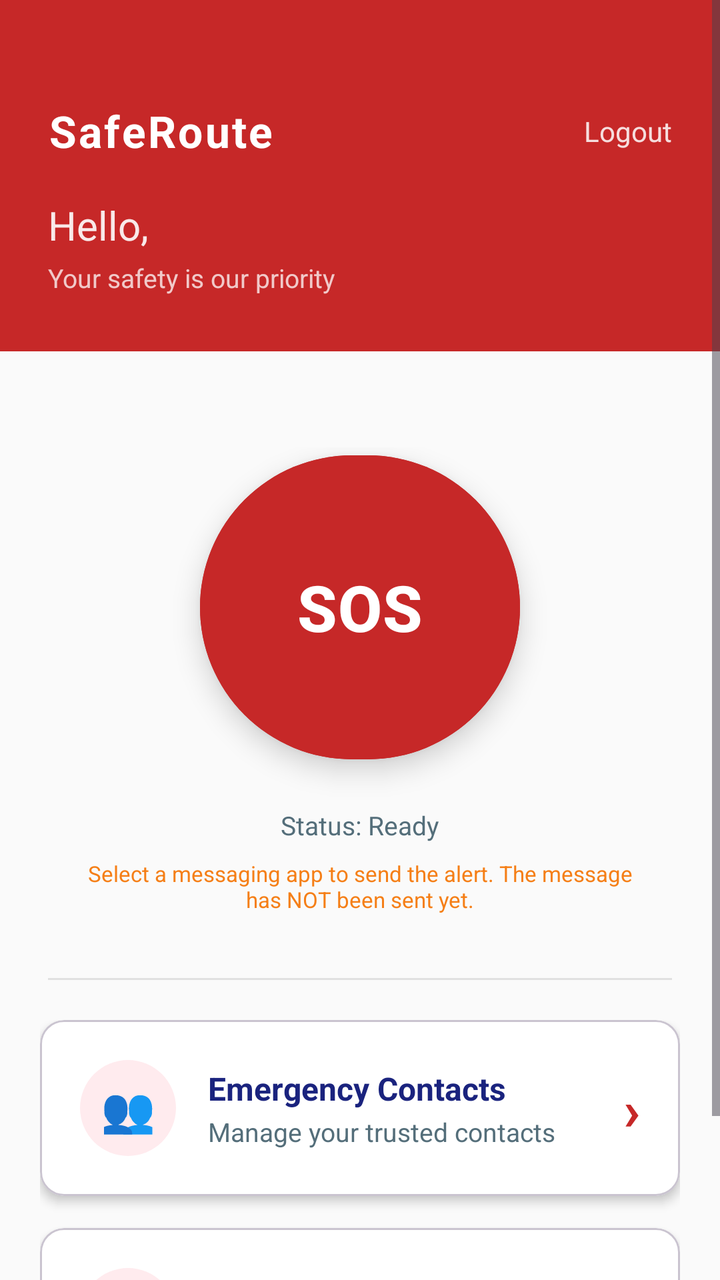
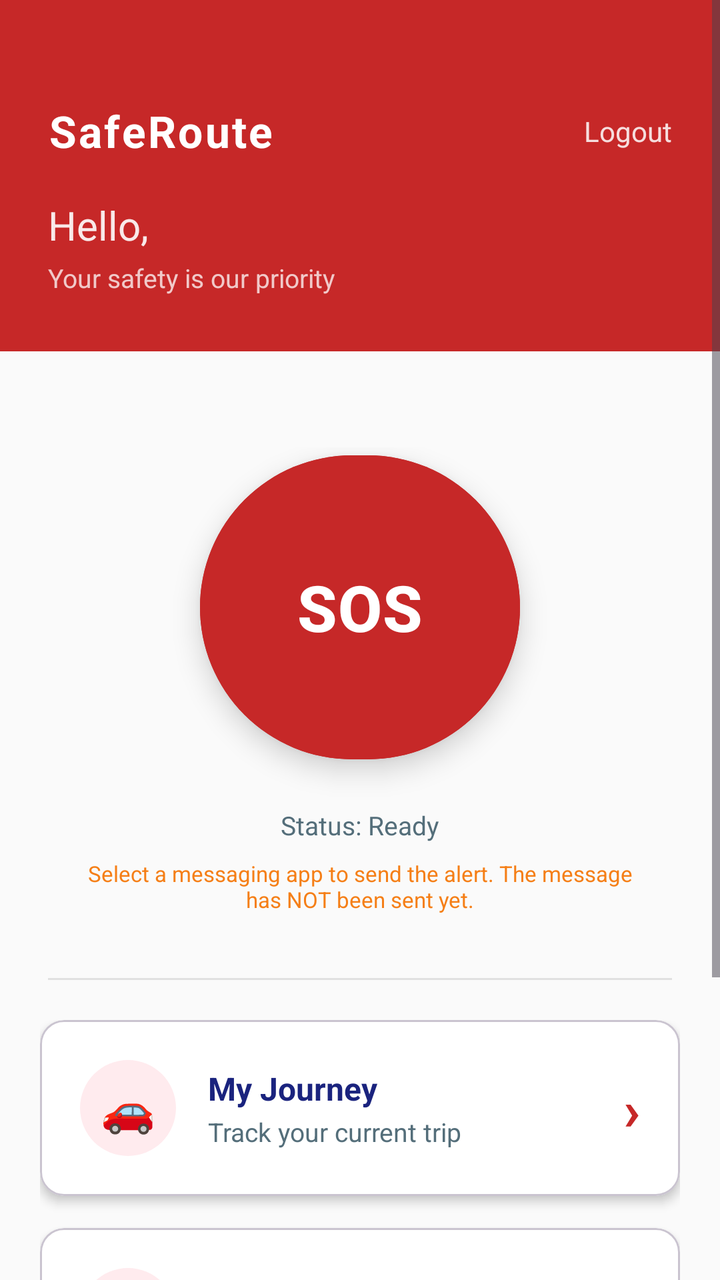

Two renders of the same Android screen: before a commit and after it. Below are the layout's source before the change and the commit's diff.
<!-- AndroidManifest.xml: activity theme Theme.SafeRoute -->
<!-- res/layout/activity_dashboard.xml -->
<?xml version="1.0" encoding="utf-8"?>
<ScrollView xmlns:android="http://schemas.android.com/apk/res/android"
    xmlns:app="http://schemas.android.com/apk/res-auto"
    android:layout_width="match_parent"
    android:layout_height="match_parent"
    android:background="@color/colorBackground"
    android:fillViewport="true">

    <LinearLayout
        android:layout_width="match_parent"
        android:layout_height="wrap_content"
        android:orientation="vertical">

        
        <LinearLayout
            android:layout_width="match_parent"
            android:layout_height="wrap_content"
            android:background="@color/colorPrimary"
            android:orientation="vertical"
            android:paddingStart="24dp"
            android:paddingEnd="24dp"
            android:paddingTop="48dp"
            android:paddingBottom="28dp">

            
            <LinearLayout
                android:layout_width="match_parent"
                android:layout_height="wrap_content"
                android:orientation="horizontal"
                android:gravity="center_vertical">

                <TextView
                    android:layout_width="0dp"
                    android:layout_height="wrap_content"
                    android:layout_weight="1"
                    android:text="@string/app_name"
                    android:textColor="@color/white"
                    android:textSize="22sp"
                    android:textStyle="bold"
                    android:letterSpacing="0.05"
                    android:contentDescription="@string/cd_app_logo" />

                
                <TextView
                    android:id="@+id/tvLogout"
                    android:layout_width="wrap_content"
                    android:layout_height="wrap_content"
                    android:text="@string/btn_logout"
                    android:textColor="@color/white"
                    android:textSize="14sp"
                    android:alpha="0.85"
                    android:paddingStart="12dp"
                    android:paddingEnd="0dp"
                    android:paddingTop="8dp"
                    android:paddingBottom="8dp"
                    android:clickable="true"
                    android:focusable="true"
                    android:contentDescription="@string/btn_logout" />
            </LinearLayout>

            
            <LinearLayout
                android:layout_width="match_parent"
                android:layout_height="wrap_content"
                android:orientation="horizontal"
                android:layout_marginTop="16dp">

                <TextView
                    android:layout_width="wrap_content"
                    android:layout_height="wrap_content"
                    android:text="@string/dashboard_greeting"
                    android:textColor="@color/white"
                    android:textSize="20sp"
                    android:alpha="0.9" />

                
                <TextView
                    android:id="@+id/tvUserName"
                    android:layout_width="wrap_content"
                    android:layout_height="wrap_content"
                    android:layout_marginStart="6dp"
                    android:text=""
                    android:textColor="@color/white"
                    android:textSize="20sp"
                    android:textStyle="bold" />
            </LinearLayout>

            
            <TextView
                android:layout_width="wrap_content"
                android:layout_height="wrap_content"
                android:layout_marginTop="4dp"
                android:text="@string/dashboard_subtitle"
                android:textColor="@color/white"
                android:textSize="13sp"
                android:alpha="0.75" />

        </LinearLayout>

        
        <LinearLayout
            android:layout_width="match_parent"
            android:layout_height="wrap_content"
            android:orientation="vertical"
            android:gravity="center_horizontal"
            android:paddingTop="48dp"
            android:paddingBottom="12dp">

            
            <com.google.android.material.button.MaterialButton
                android:id="@+id/btnSos"
                android:layout_width="160dp"
                android:layout_height="160dp"
                android:text="@string/btn_sos"
                android:textSize="32sp"
                android:textStyle="bold"
                android:textColor="@color/white"
                android:backgroundTint="@color/colorPrimary"
                android:elevation="8dp"
                android:stateListAnimator="@null"
                app:cornerRadius="80dp"
                android:contentDescription="@string/cd_sos_button" />

            
            <TextView
                android:id="@+id/tvSosStatus"
                android:layout_width="wrap_content"
                android:layout_height="wrap_content"
                android:layout_marginTop="20dp"
                android:text="@string/sos_ready"
                android:textColor="@color/colorTextSecondary"
                android:textSize="13sp"
                android:gravity="center"
                android:paddingStart="32dp"
                android:paddingEnd="32dp" />

            
            <TextView
                android:layout_width="wrap_content"
                android:layout_height="wrap_content"
                android:layout_marginTop="8dp"
                android:text="@string/sos_share_note"
                android:textColor="@color/colorWarning"
                android:textSize="11sp"
                android:gravity="center"
                android:paddingStart="40dp"
                android:paddingEnd="40dp" />

        </LinearLayout>

        
        <View
            android:layout_width="match_parent"
            android:layout_height="1dp"
            android:layout_marginStart="24dp"
            android:layout_marginEnd="24dp"
            android:layout_marginTop="20dp"
            android:background="@color/colorDivider" />

        
        <LinearLayout
            android:layout_width="match_parent"
            android:layout_height="wrap_content"
            android:orientation="vertical"
            android:paddingStart="20dp"
            android:paddingEnd="20dp"
            android:paddingTop="20dp"
            android:paddingBottom="32dp">

            
            <com.google.android.material.card.MaterialCardView
                android:id="@+id/cardContacts"
                android:layout_width="match_parent"
                android:layout_height="wrap_content"
                android:layout_marginBottom="16dp"
                android:clickable="true"
                android:focusable="true"
                app:cardCornerRadius="12dp"
                app:cardElevation="3dp"
                app:cardBackgroundColor="@color/colorSurface"
                android:contentDescription="@string/cd_contacts_card">

                <LinearLayout
                    android:layout_width="match_parent"
                    android:layout_height="wrap_content"
                    android:orientation="horizontal"
                    android:gravity="center_vertical"
                    android:padding="20dp">

                    
                    <LinearLayout
                        android:layout_width="48dp"
                        android:layout_height="48dp"
                        android:background="@drawable/bg_icon_circle_red"
                        android:gravity="center">

                        <TextView
                            android:layout_width="wrap_content"
                            android:layout_height="wrap_content"
                            android:text="👥"
                            android:textSize="22sp" />
                    </LinearLayout>

                    
                    <LinearLayout
                        android:layout_width="0dp"
                        android:layout_height="wrap_content"
                        android:layout_weight="1"
                        android:orientation="vertical"
                        android:layout_marginStart="16dp">

                        <TextView
                            android:layout_width="wrap_content"
                            android:layout_height="wrap_content"
                            android:text="@string/card_contacts_title"
                            android:textColor="@color/colorTextPrimary"
                            android:textSize="16sp"
                            android:textStyle="bold" />

                        <TextView
                            android:layout_width="wrap_content"
                            android:layout_height="wrap_content"
                            android:layout_marginTop="2dp"
                            android:text="@string/card_contacts_subtitle"
                            android:textColor="@color/colorTextSecondary"
                            android:textSize="13sp" />
                    </LinearLayout>

                    
                    <TextView
                        android:layout_width="wrap_content"
                        android:layout_height="wrap_content"
                        android:text="›"
                        android:textColor="@color/colorPrimary"
                        android:textSize="28sp"
                        android:textStyle="bold" />

                </LinearLayout>
            </com.google.android.material.card.MaterialCardView>

            
            <com.google.android.material.card.MaterialCardView
                android:id="@+id/cardProfile"
                android:layout_width="match_parent"
                android:layout_height="wrap_content"
                android:clickable="true"
                android:focusable="true"
                app:cardCornerRadius="12dp"
                app:cardElevation="3dp"
                app:cardBackgroundColor="@color/colorSurface"
                android:contentDescription="@string/cd_profile_card">

                <LinearLayout
                    android:layout_width="match_parent"
                    android:layout_height="wrap_content"
                    android:orientation="horizontal"
                    android:gravity="center_vertical"
                    android:padding="20dp">

                    
                    <LinearLayout
                        android:layout_width="48dp"
                        android:layout_height="48dp"
                        android:background="@drawable/bg_icon_circle_red"
                        android:gravity="center">

                        <TextView
                            android:layout_width="wrap_content"
                            android:layout_height="wrap_content"
                            android:text="👤"
                            android:textSize="22sp" />
                    </LinearLayout>

                    
                    <LinearLayout
                        android:layout_width="0dp"
                        android:layout_height="wrap_content"
                        android:layout_weight="1"
                        android:orientation="vertical"
                        android:layout_marginStart="16dp">

                        <TextView
                            android:layout_width="wrap_content"
                            android:layout_height="wrap_content"
                            android:text="@string/card_profile_title"
                            android:textColor="@color/colorTextPrimary"
                            android:textSize="16sp"
                            android:textStyle="bold" />

                        <TextView
                            android:layout_width="wrap_content"
                            android:layout_height="wrap_content"
                            android:layout_marginTop="2dp"
                            android:text="@string/card_profile_subtitle"
                            android:textColor="@color/colorTextSecondary"
                            android:textSize="13sp" />
                    </LinearLayout>

                    
                    <TextView
                        android:layout_width="wrap_content"
                        android:layout_height="wrap_content"
                        android:text="›"
                        android:textColor="@color/colorPrimary"
                        android:textSize="28sp"
                        android:textStyle="bold" />

                </LinearLayout>
            </com.google.android.material.card.MaterialCardView>

        </LinearLayout>

    </LinearLayout>
</ScrollView>
<!-- resources referenced by this layout -->
<resources>
  <color name="colorBackground">#FAFAFA</color>
  <color name="colorDivider">#E0E0E0</color>
  <color name="colorPrimary">#C62828</color>
  <color name="colorSurface">#FFFFFF</color>
  <color name="colorTextPrimary">#1A237E</color>
  <color name="colorTextSecondary">#546E7A</color>
  <color name="colorWarning">#F57F17</color>
  <color name="white">#FFFFFFFF</color>
  <!-- drawable bg_icon_circle_red (drawable) -->
  <?xml version="1.0" encoding="utf-8"?>
  <shape xmlns:android="http://schemas.android.com/apk/res/android"
      android:shape="oval">
      <solid android:color="#FFEBEE" /> 
  </shape>
  <string name="app_name">SafeRoute</string>
  <string name="btn_logout">Logout</string>
  <string name="btn_sos">SOS</string>
  <string name="card_contacts_subtitle">Manage your trusted contacts</string>
  <string name="card_contacts_title">Emergency Contacts</string>
  <string name="card_profile_subtitle">View and edit your account</string>
  <string name="card_profile_title">My Profile</string>
  <string name="cd_app_logo">SafeRoute logo</string>
  <string name="cd_contacts_card">Navigate to emergency contacts</string>
  <string name="cd_profile_card">Navigate to profile</string>
  <string name="cd_sos_button">SOS emergency button</string>
  <string name="dashboard_greeting">Hello,</string>
  <string name="dashboard_subtitle">Your safety is our priority</string>
  <string name="sos_ready">Status: Ready</string>
  <string name="sos_share_note">Select a messaging app to send the alert. The message has NOT been sent yet.</string>
  <style name="Theme.SafeRoute" parent="Base.Theme.SafeRoute" />
  <style name="Base.Theme.SafeRoute" parent="Theme.Material3.DayNight.NoActionBar">
          <item name="colorPrimary">@color/colorPrimary</item>
          <item name="colorPrimaryDark">@color/colorPrimaryDark</item>
          <item name="colorAccent">@color/colorAccent</item>
          <item name="android:colorBackground">@color/colorBackground</item>
          <item name="android:windowBackground">@color/colorBackground</item>
          <item name="android:statusBarColor">@color/colorPrimaryDark</item>
      </style>
  <color name="colorPrimaryDark">#8E0000</color>
  <color name="colorAccent">#FF5252</color>
</resources>

<!-- the commit's change to res/layout/activity_dashboard.xml (unified diff, before → after) -->
@@ -169,6 +169,73 @@
 
             
             <com.google.android.material.card.MaterialCardView
+                android:id="@+id/cardJourney"
+                android:layout_width="match_parent"
+                android:layout_height="wrap_content"
+                android:layout_marginBottom="16dp"
+                android:clickable="true"
+                android:focusable="true"
+                android:contentDescription="@string/cd_journey_card"
+                app:cardCornerRadius="12dp"
+                app:cardElevation="3dp"
+                app:cardBackgroundColor="@color/colorSurface">
+
+                <LinearLayout
+                    android:layout_width="match_parent"
+                    android:layout_height="wrap_content"
+                    android:orientation="horizontal"
+                    android:gravity="center_vertical"
+                    android:padding="20dp">
+
+                    <LinearLayout
+                        android:layout_width="48dp"
+                        android:layout_height="48dp"
+                        android:background="@drawable/bg_icon_circle_red"
+                        android:gravity="center">
+
+                        <TextView
+                            android:layout_width="wrap_content"
+                            android:layout_height="wrap_content"
+                            android:text="🚗"
+                            android:textSize="22sp" />
+                    </LinearLayout>
+
+                    <LinearLayout
+                        android:layout_width="0dp"
+                        android:layout_height="wrap_content"
+                        android:layout_weight="1"
+                        android:orientation="vertical"
+                        android:layout_marginStart="16dp">
+
+                        <TextView
+                            android:layout_width="wrap_content"
+                            android:layout_height="wrap_content"
+                            android:text="@string/card_journey_title"
+                            android:textColor="@color/colorTextPrimary"
+                            android:textSize="16sp"
+                            android:textStyle="bold" />
+
+                        <TextView
+                            android:layout_width="wrap_content"
+                            android:layout_height="wrap_content"
+                            android:layout_marginTop="2dp"
+                            android:text="@string/card_journey_subtitle"
+                            android:textColor="@color/colorTextSecondary"
+                            android:textSize="13sp" />
+                    </LinearLayout>
+
+                    <TextView
+                        android:layout_width="wrap_content"
+                        android:layout_height="wrap_content"
+                        android:text="›"
+                        android:textColor="@color/colorPrimary"
+                        android:textSize="28sp"
+                        android:textStyle="bold" />
+                </LinearLayout>
+            </com.google.android.material.card.MaterialCardView>
+
+            
+            <com.google.android.material.card.MaterialCardView
                 android:id="@+id/cardContacts"
                 android:layout_width="match_parent"
                 android:layout_height="wrap_content"
<!-- resource entries referenced after the edit -->
@@ -19,10 +19,13 @@
   <string name="btn_sos">SOS</string>
   <string name="card_contacts_subtitle">Manage your trusted contacts</string>
   <string name="card_contacts_title">Emergency Contacts</string>
+  <string name="card_journey_subtitle">Track your current trip</string>
+  <string name="card_journey_title">My Journey</string>
   <string name="card_profile_subtitle">View and edit your account</string>
   <string name="card_profile_title">My Profile</string>
   <string name="cd_app_logo">SafeRoute logo</string>
   <string name="cd_contacts_card">Navigate to emergency contacts</string>
+  <string name="cd_journey_card">Navigate to journey tracking</string>
   <string name="cd_profile_card">Navigate to profile</string>
   <string name="cd_sos_button">SOS emergency button</string>
   <string name="dashboard_greeting">Hello,</string>
